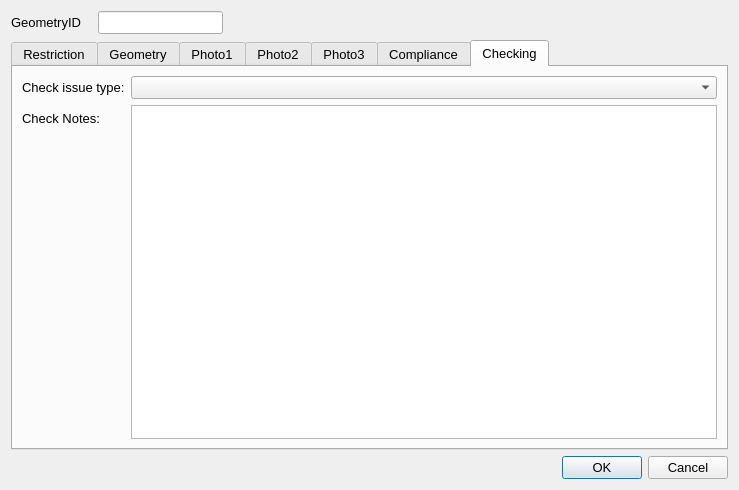
This is ui/MovingTrafficSigns_200619.ui in tlh22/demandForm as Qt 5 draws it before an edit. The edited form follows.
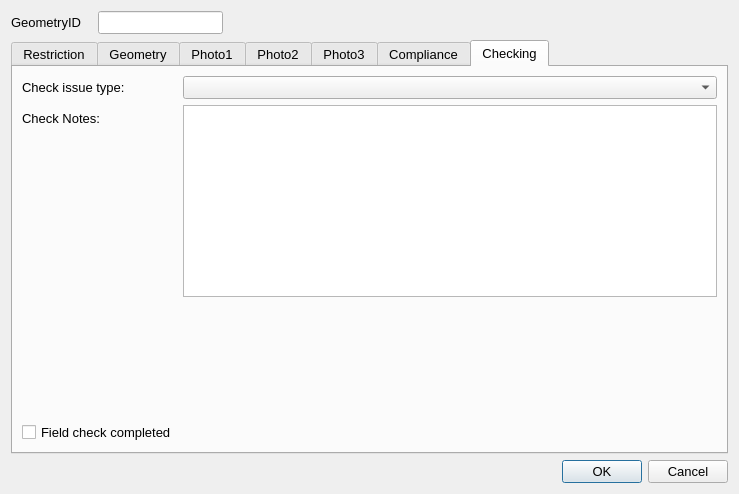
This is the edited form. The open tabs and pages were chosen to show the change. Icons and pictures are not drawn.

What changed in the file:
```diff
--- a/ui/MovingTrafficSigns_200619.ui
+++ b/ui/MovingTrafficSigns_200619.ui
@@ -7,7 +7,7 @@
     <x>0</x>
     <y>0</y>
     <width>739</width>
-    <height>488</height>
+    <height>494</height>
    </rect>
   </property>
   <property name="sizePolicy">
@@ -631,6 +631,26 @@
        <item row="0" column="1">
         <widget class="QComboBox" name="MHTC_CheckIssueTypeID"/>
        </item>
+       <item row="3" column="0">
+        <widget class="QCheckBox" name="FieldCheckCompleted">
+         <property name="text">
+          <string>Field check completed</string>
+         </property>
+        </widget>
+       </item>
+       <item row="2" column="0">
+        <spacer name="verticalSpacer_2">
+         <property name="orientation">
+          <enum>Qt::Vertical</enum>
+         </property>
+         <property name="sizeHint" stdset="0">
+          <size>
+           <width>20</width>
+           <height>20</height>
+          </size>
+         </property>
+        </spacer>
+       </item>
       </layout>
      </widget>
     </widget>
```
